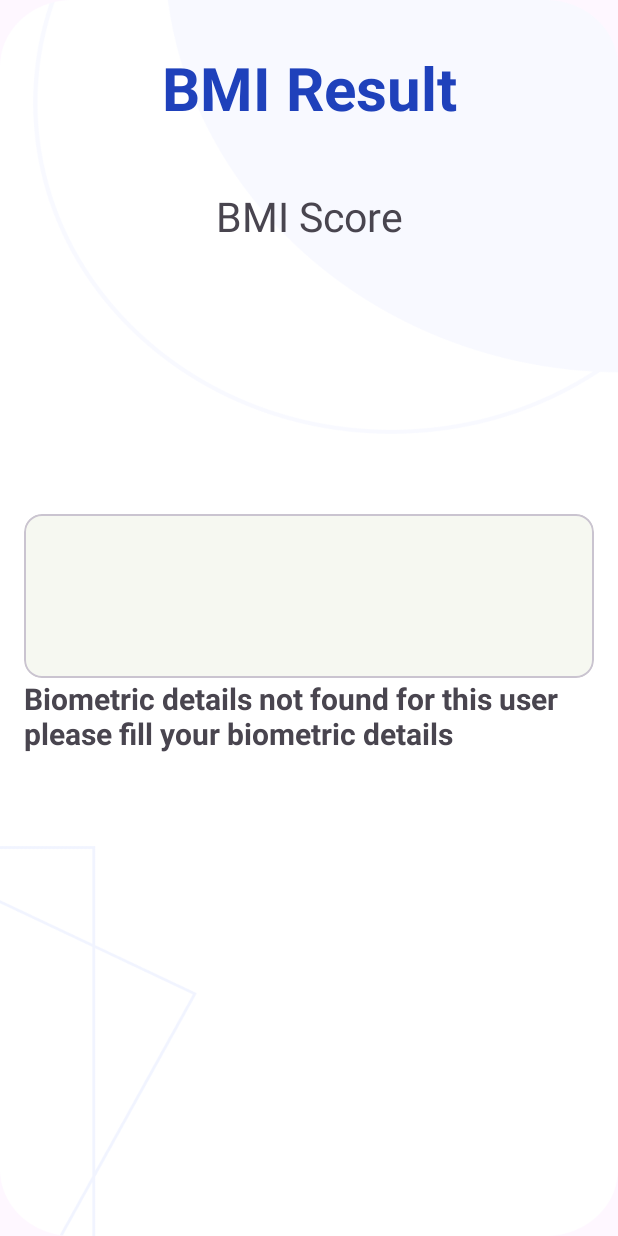
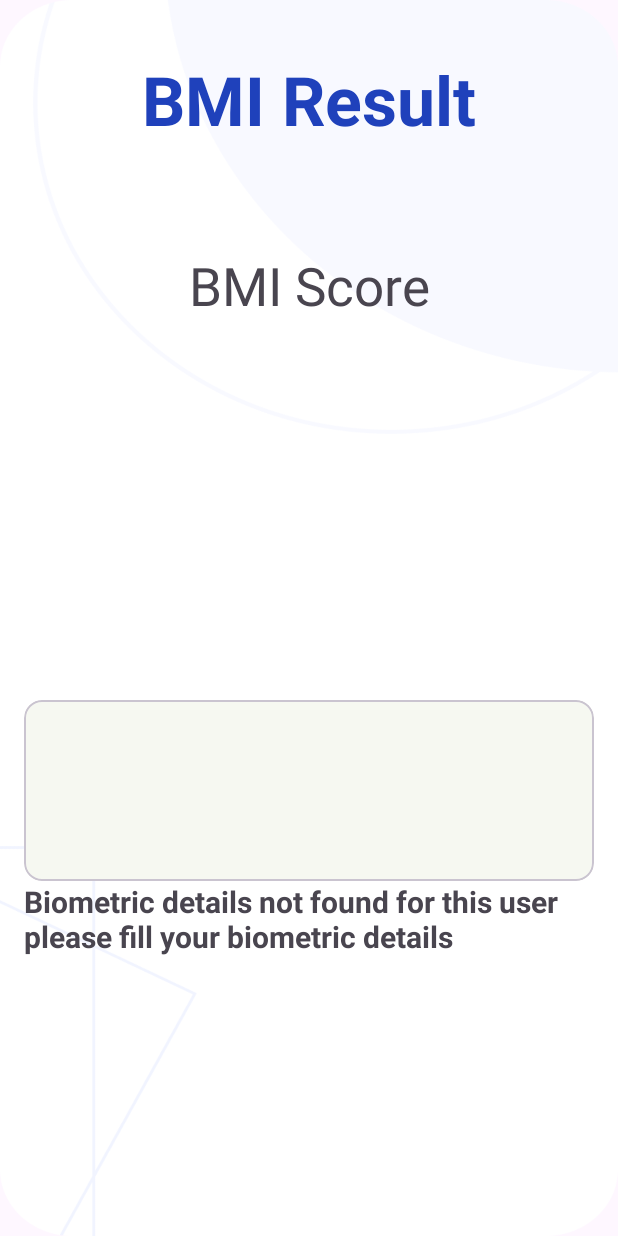
Before and after one commit to HasanChamara/Android_Fitness_App_Java, an Android app: the BMIActivity screen opened directly, with no data from a screen before it, on a phone screen of 412 x 824 dp. Run offline under Robolectric (Android 15) with nearby library versions, the phone set to English and light mode, and no system bars; our stand-ins replace Firebase (no records; nobody signed in at launch, a user with empty details on screens opened directly).

Commit message:
Updated BMI Activity

```diff
--- a/app/src/main/res/layout/activity_bmiactivity.xml
+++ b/app/src/main/res/layout/activity_bmiactivity.xml
@@ -16,23 +16,23 @@
         android:text="BMI Result"
         android:textColor="@color/theme_blue"
         android:textStyle="bold"
-        android:textSize="40dp"
+        android:textSize="45dp"
         android:gravity="center"
-        android:layout_marginTop="15dp"/>
+        android:layout_marginTop="20dp"/>
 
     <TextView
         android:layout_width="match_parent"
         android:layout_height="wrap_content"
         android:text="BMI Score"
-        android:layout_marginTop="40dp"
-        android:textSize="27dp"
+        android:layout_marginTop="70dp"
+        android:textSize="35dp"
         android:gravity="center"/>
 
     <TextView
         android:layout_width="match_parent"
         android:id="@+id/bmiValue"
         android:layout_height="wrap_content"
-        android:textSize="65dp"
+        android:textSize="70dp"
         android:gravity="center"
         android:textStyle="bold"
         android:layout_marginTop="30dp"/>
@@ -41,7 +41,7 @@
         android:layout_width="match_parent"
         android:layout_height="wrap_content"
         android:id="@+id/categoryTextView"
-        android:textSize="35dp"
+        android:textSize="40dp"
         android:layout_marginTop="5dp"
         android:textStyle="bold"
         android:gravity="center"/>
@@ -51,7 +51,7 @@
         android:layout_height="wrap_content"
         android:id="@+id/bmiCardView"
         app:cardBackgroundColor="@color/card_view_bgcolor"
-        android:layout_marginTop="10dp">
+        android:layout_marginTop="70dp">
 
     <LinearLayout
         android:layout_width="match_parent"
@@ -64,7 +64,7 @@
             android:layout_width="match_parent"
             android:layout_height="wrap_content"
             android:id="@+id/importentTextView"
-            android:textSize="25dp"
+            android:textSize="30dp"
             android:padding="8dp"
             android:layout_marginTop="5dp"/>
 
@@ -74,7 +74,7 @@
             android:id="@+id/messageTextView"
             android:padding="8dp"
             android:layout_marginBottom="15dp"
-            android:textSize="16dp"/>
+            android:textSize="20dp"/>
 
     </LinearLayout>
 
```
